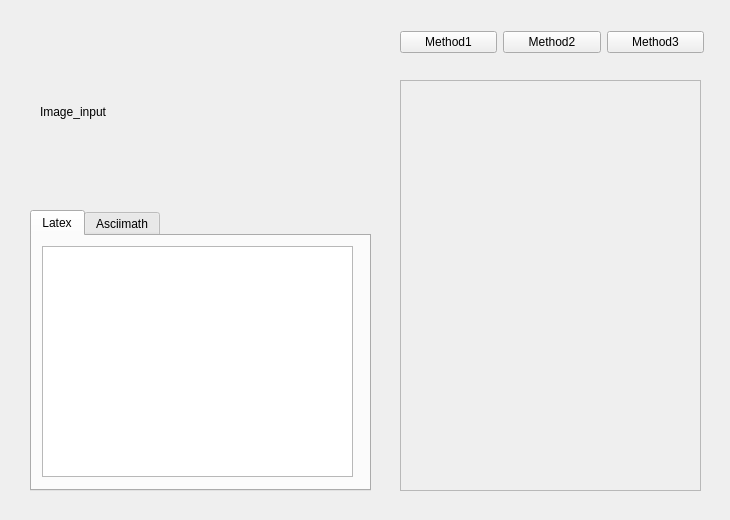
Before: the Qt Designer form sources/gui/solution_widget.ui in louis845/COMP2012H_Project, drawn with Qt 5.
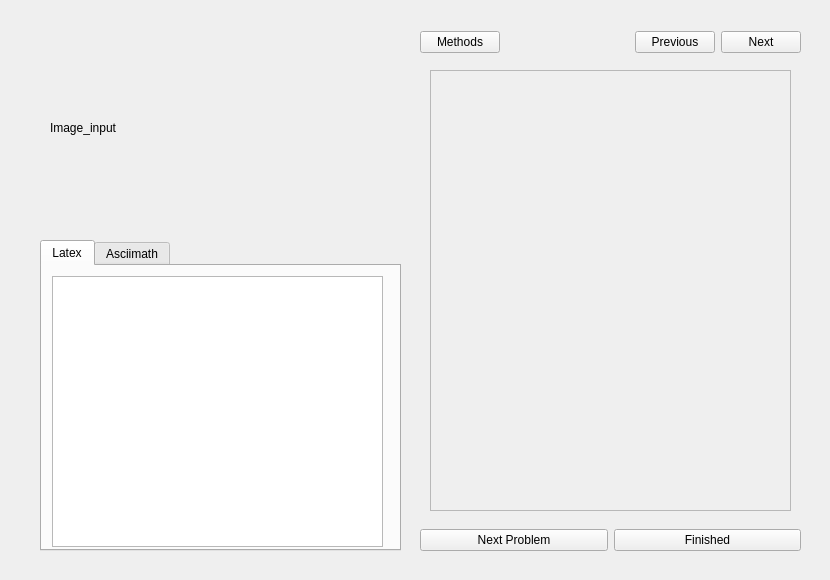
After: the same form once the commit is applied.

The edit to the form file:
```diff
--- a/sources/gui/solution_widget.ui
+++ b/sources/gui/solution_widget.ui
@@ -6,20 +6,20 @@
    <rect>
     <x>0</x>
     <y>0</y>
-    <width>730</width>
-    <height>520</height>
+    <width>830</width>
+    <height>580</height>
    </rect>
   </property>
   <property name="minimumSize">
    <size>
-    <width>730</width>
-    <height>520</height>
+    <width>830</width>
+    <height>580</height>
    </size>
   </property>
   <property name="maximumSize">
    <size>
-    <width>730</width>
-    <height>520</height>
+    <width>830</width>
+    <height>580</height>
    </size>
   </property>
   <property name="windowTitle">
@@ -28,10 +28,10 @@
   <widget class="QScrollArea" name="scrollArea">
    <property name="geometry">
     <rect>
-     <x>400</x>
-     <y>80</y>
-     <width>301</width>
-     <height>411</height>
+     <x>430</x>
+     <y>70</y>
+     <width>361</width>
+     <height>441</height>
     </rect>
    </property>
    <property name="widgetResizable">
@@ -42,52 +42,19 @@
      <rect>
       <x>0</x>
       <y>0</y>
-      <width>299</width>
-      <height>409</height>
+      <width>359</width>
+      <height>439</height>
      </rect>
     </property>
    </widget>
   </widget>
-  <widget class="QWidget" name="btn_widget" native="true">
-   <property name="geometry">
-    <rect>
-     <x>400</x>
-     <y>20</y>
-     <width>304</width>
-     <height>44</height>
-    </rect>
-   </property>
-   <layout class="QHBoxLayout" name="horizontalLayout">
-    <item>
-     <widget class="QPushButton" name="method_1">
-      <property name="text">
-       <string>Method1</string>
-      </property>
-     </widget>
-    </item>
-    <item>
-     <widget class="QPushButton" name="method_2">
-      <property name="text">
-       <string>Method2</string>
-      </property>
-     </widget>
-    </item>
-    <item>
-     <widget class="QPushButton" name="method_3">
-      <property name="text">
-       <string>Method3</string>
-      </property>
-     </widget>
-    </item>
-   </layout>
-  </widget>
   <widget class="QWidget" name="left_widget" native="true">
    <property name="geometry">
     <rect>
-     <x>20</x>
+     <x>30</x>
      <y>20</y>
-     <width>361</width>
-     <height>471</height>
+     <width>381</width>
+     <height>531</height>
     </rect>
    </property>
    <widget class="QLabel" name="image_label">
@@ -95,20 +62,20 @@
      <rect>
       <x>20</x>
       <y>12</y>
-      <width>330</width>
-      <height>160</height>
+      <width>351</width>
+      <height>191</height>
      </rect>
     </property>
     <property name="minimumSize">
      <size>
-      <width>330</width>
-      <height>160</height>
+      <width>0</width>
+      <height>0</height>
      </size>
     </property>
     <property name="maximumSize">
      <size>
-      <width>330</width>
-      <height>160</height>
+      <width>800</width>
+      <height>800</height>
      </size>
     </property>
     <property name="text">
@@ -119,9 +86,9 @@
     <property name="geometry">
      <rect>
       <x>10</x>
-      <y>190</y>
-      <width>341</width>
-      <height>281</height>
+      <y>220</y>
+      <width>361</width>
+      <height>311</height>
      </rect>
     </property>
     <property name="currentIndex">
@@ -136,8 +103,8 @@
        <rect>
         <x>10</x>
         <y>10</y>
-        <width>311</width>
-        <height>231</height>
+        <width>331</width>
+        <height>271</height>
        </rect>
       </property>
      </widget>
@@ -159,6 +126,78 @@
     </widget>
    </widget>
   </widget>
+  <widget class="QWidget" name="finish_btn_widget" native="true">
+   <property name="geometry">
+    <rect>
+     <x>420</x>
+     <y>520</y>
+     <width>381</width>
+     <height>41</height>
+    </rect>
+   </property>
+   <layout class="QHBoxLayout" name="horizontalLayout_2">
+    <item>
+     <widget class="QPushButton" name="next_btn">
+      <property name="text">
+       <string>Next Problem</string>
+      </property>
+     </widget>
+    </item>
+    <item>
+     <widget class="QPushButton" name="finish_btn">
+      <property name="text">
+       <string>Finished</string>
+      </property>
+     </widget>
+    </item>
+   </layout>
+  </widget>
+  <widget class="QWidget" name="widget" native="true">
+   <property name="geometry">
+    <rect>
+     <x>420</x>
+     <y>20</y>
+     <width>381</width>
+     <height>44</height>
+    </rect>
+   </property>
+   <layout class="QHBoxLayout" name="horizontalLayout_3">
+    <item>
+     <widget class="QPushButton" name="methods_btn">
+      <property name="text">
+       <string>Methods</string>
+      </property>
+     </widget>
+    </item>
+    <item>
+     <spacer name="horizontalSpacer">
+      <property name="orientation">
+       <enum>Qt::Horizontal</enum>
+      </property>
+      <property name="sizeHint" stdset="0">
+       <size>
+        <width>40</width>
+        <height>20</height>
+       </size>
+      </property>
+     </spacer>
+    </item>
+    <item>
+     <widget class="QPushButton" name="previous_btn">
+      <property name="text">
+       <string>Previous</string>
+      </property>
+     </widget>
+    </item>
+    <item>
+     <widget class="QPushButton" name="next_btn_2">
+      <property name="text">
+       <string>Next</string>
+      </property>
+     </widget>
+    </item>
+   </layout>
+  </widget>
  </widget>
  <resources/>
  <connections/>
```
Left out of the diff: 4 changed lines with no effect on the pictures.
